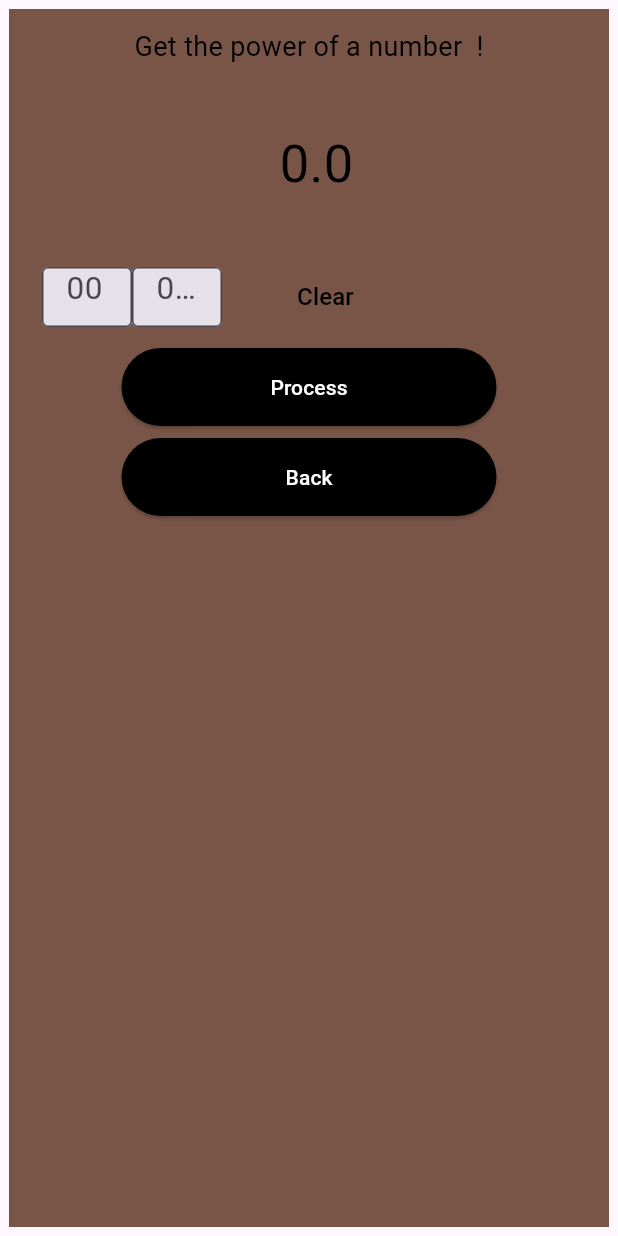
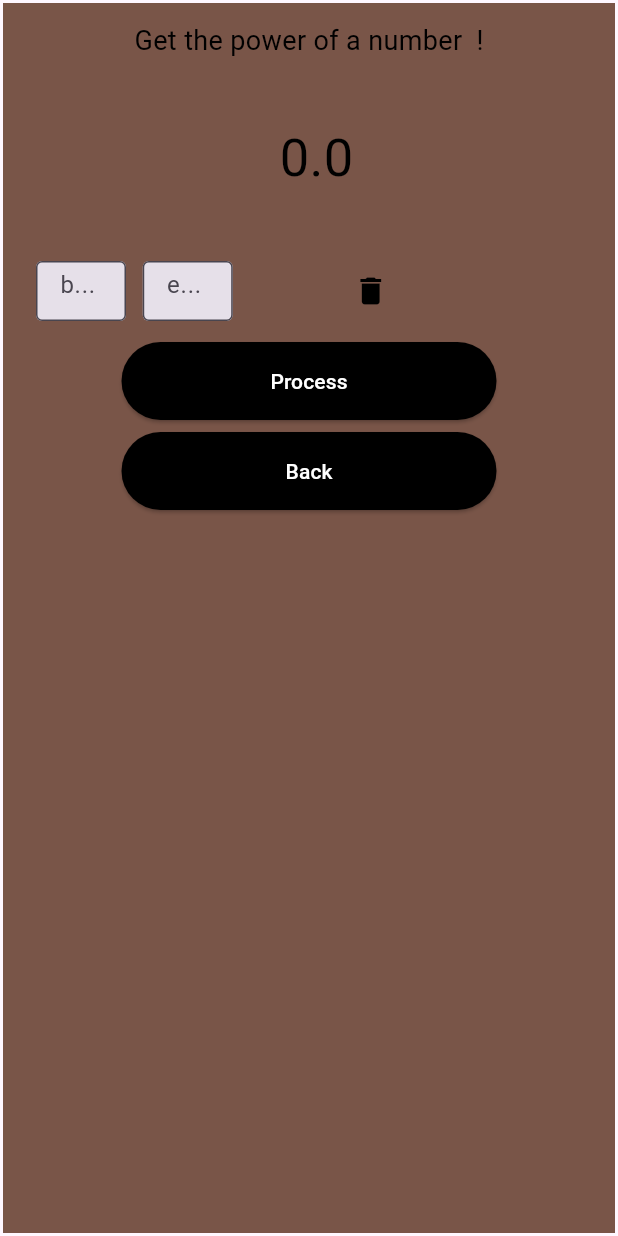
Before and after one commit to sikatenda/MathApp_in_flutter, a Flutter app: the screen it shows after launch, after a tap on "Power Page", on a phone screen of 412 x 824 dp. Run offline on Flutter 3.47's test engine with Material 3 defaults, Android fonts, the phone set to English and light mode, and no system bars.

Commit message:
power page

```diff
--- a/MathFlutter/app1/lib/main.dart
+++ b/MathFlutter/app1/lib/main.dart
@@ -29,19 +29,27 @@ class _MyWidgetState extends State<MyWidget> {
           child: Center(
             child: Container(
               padding: const EdgeInsets.all(12),
-              margin: const EdgeInsets.all(8),
+              margin: const EdgeInsets.all(2),
               color: Colors.brown,
               width: double.infinity,
               height: double.infinity,
               child: Column(
                 children: [
                   const Padding(
-                    padding: EdgeInsets.fromLTRB(0, 0, 0, 20),
-                    child: Text("You are  year(s) old !"),
+                    padding: EdgeInsets.fromLTRB(0, 0, 0, 10),
+                    child: Text("Welcom !",
+                        style: TextStyle(color: Colors.black, fontSize: 16)),
+                  ),
+                  const SizedBox(
+                    height: 250,
+                    width: 250,
+                    child: Image(
+                      image: AssetImage('images/images.png'),
+                    ),
                   ),
                   const Padding(
-                    padding: EdgeInsets.fromLTRB(0, 0, 0, 20),
-                    child: Text("Jacques Feruzi"),
+                    padding: EdgeInsets.fromLTRB(0, 20, 0, 0),
+                    child: Text("Two math functions available"),
                   ),
                   Builder(
                     builder: (context) {
@@ -51,7 +59,7 @@ class _MyWidgetState extends State<MyWidget> {
                             style: ElevatedButton.styleFrom(
                               backgroundColor: Colors.black,
                               padding: const EdgeInsets.all(16),
-                              fixedSize: Size.fromWidth(250),
+                              fixedSize: const Size.fromWidth(250),
                               foregroundColor: Colors.white,
                             ),
                             onPressed: () {
@@ -70,7 +78,7 @@ class _MyWidgetState extends State<MyWidget> {
                         style: ElevatedButton.styleFrom(
                           backgroundColor: Colors.black,
                           padding: const EdgeInsets.all(16),
-                          fixedSize: Size.fromWidth(250),
+                          fixedSize: const Size.fromWidth(250),
                           foregroundColor: Colors.white,
                         ),
                         onPressed: () {
--- a/MathFlutter/app1/lib/power.dart
+++ b/MathFlutter/app1/lib/power.dart
@@ -1,3 +1,5 @@
+import 'dart:math';
+
 import 'package:flutter/material.dart';
 import 'package:app1/main.dart';
 import 'package:flutter/services.dart';
@@ -13,9 +15,9 @@ class _MySquareState extends State<MyPower> {
   final textController1 = TextEditingController();
   final textController2 = TextEditingController();
 
-  double exponent = 0.0;
-  double base = 0.0;
-  double result = 0.0;
+  double _exponent = 0.0;
+  double _base = 0.0;
+  double _result = 0.0;
 
   @override
   Widget build(BuildContext context) {
@@ -32,7 +34,7 @@ class _MySquareState extends State<MyPower> {
           child: Center(
             child: Container(
               padding: const EdgeInsets.all(12),
-              margin: const EdgeInsets.all(6),
+              margin: const EdgeInsets.all(2),
               color: Colors.brown,
               width: double.infinity,
               height: double.infinity,
@@ -45,7 +47,7 @@ class _MySquareState extends State<MyPower> {
                   ),
                   Padding(
                     padding: const EdgeInsets.fromLTRB(10, 20, 0, 40),
-                    child: Text("$result",
+                    child: Text("$_result",
                         style:
                             const TextStyle(color: Colors.black, fontSize: 35)),
                   ),
@@ -62,13 +64,14 @@ class _MySquareState extends State<MyPower> {
                               inputFormatters: [
                                 FilteringTextInputFormatter.digitsOnly
                               ],
-                              style: const TextStyle(fontSize: 21),
+                              style: const TextStyle(fontSize: 16),
                               decoration: const InputDecoration(
                                 filled: true,
-                                hintText: "00",
+                                hintText: "b...",
                                 border: OutlineInputBorder(),
                               )),
                         ),
+                        const Text("   "),
                         SizedBox(
                           height: 40.0,
                           width: 60.0,
@@ -78,28 +81,26 @@ class _MySquareState extends State<MyPower> {
                               inputFormatters: [
                                 FilteringTextInputFormatter.digitsOnly
                               ],
-                              style: const TextStyle(fontSize: 21),
+                              style: const TextStyle(fontSize: 16),
                               decoration: const InputDecoration(
                                 filled: true,
-                                hintText: "0.0",
+                                hintText: "e...",
                                 border: OutlineInputBorder(),
                               )),
                         ),
-                        TextButton(
-                          style: TextButton.styleFrom(
-                              padding: const EdgeInsets.fromLTRB(50, 0, 0, 0)),
+                        IconButton(
+                            style: IconButton.styleFrom(
+                                foregroundColor: Colors.black,
+                                padding:
+                                    const EdgeInsets.fromLTRB(80, 0, 0, 0)),
                             onPressed: () {
                               setState(() {
                                 textController1.clear();
                                 textController2.clear();
-                              result = 0.0;
+                                _result = 0;
                               });
                             },
-                          child: const Text(
-                            'Clear',
-                            style: TextStyle(color: Colors.black, fontSize: 16),
-                          ),
-                        )
+                            icon: const Icon(Icons.delete)),
                       ],
                     ),
                   ),
@@ -111,7 +112,13 @@ class _MySquareState extends State<MyPower> {
                           fixedSize: const Size.fromWidth(250),
                           foregroundColor: Colors.white,
                         ),
-                        onPressed: () {},
+                        onPressed: () {
+                          setState(() {
+                            _base = double.parse(textController1.text);
+                            _exponent = double.parse(textController2.text);
+                            _result = pow(_base, _exponent).toDouble();
+                          });
+                        },
                         child: const Text("Process"));
                   }),
                   Padding(
--- a/MathFlutter/app1/pubspec.yaml
+++ b/MathFlutter/app1/pubspec.yaml
@@ -60,7 +60,7 @@ flutter:
 
   # To add assets to your application, add an assets section, like this:
   assets:
-  - images/flutterflow.jpg
+    - images/images.png
   #   - images/a_dot_ham.jpeg
 
   # An image asset can refer to one or more resolution-specific "variants", see
```
Also changed, not shown: MathFlutter/app1/lib/squareRoot.dart (+27 -27 lines), MathFlutter/app1/images/images.png (added). Lines whose indentation alone changed are shown as unchanged.
